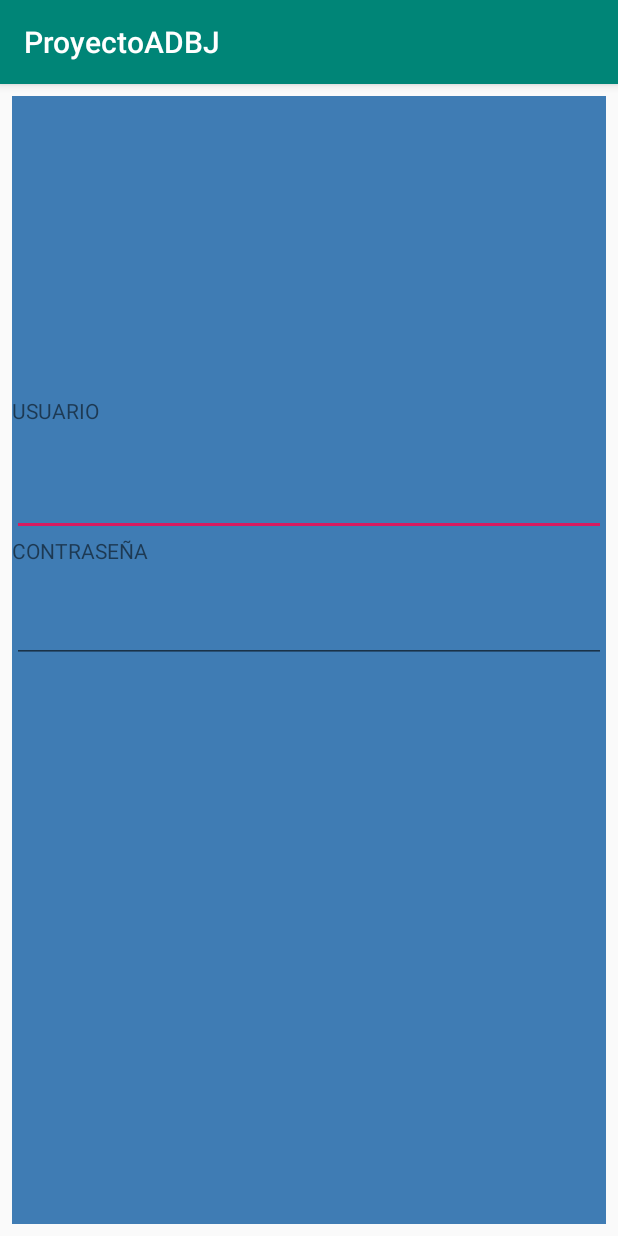
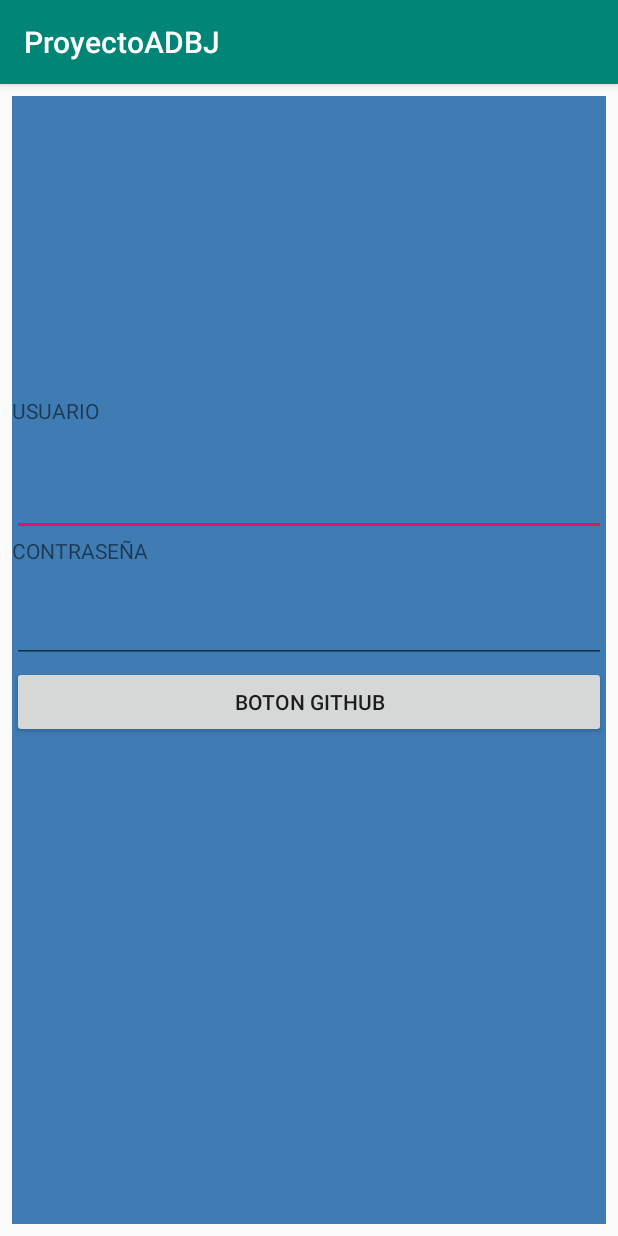
Before and after one commit to PowertrainFSAE47/ProyectoADBJ, an Android app: the screen it shows after launch (MainActivity), on a phone screen of 412 x 824 dp. Run offline under Robolectric (Android 15) with nearby library versions, the phone set to English and light mode, and no system bars.

Commit message:
He añadido un boton

```diff
--- a/Android/ProyectoADBJ/app/src/main/res/layout/activity_main.xml
+++ b/Android/ProyectoADBJ/app/src/main/res/layout/activity_main.xml
@@ -56,5 +56,11 @@
                 android:ems="10"
                 android:inputType="textPassword" />
         </LinearLayout>
+
+        <Button
+            android:id="@+id/button"
+            android:layout_width="match_parent"
+            android:layout_height="wrap_content"
+            android:text="Boton Github" />
     </LinearLayout>
 </androidx.constraintlayout.widget.ConstraintLayout>
```
